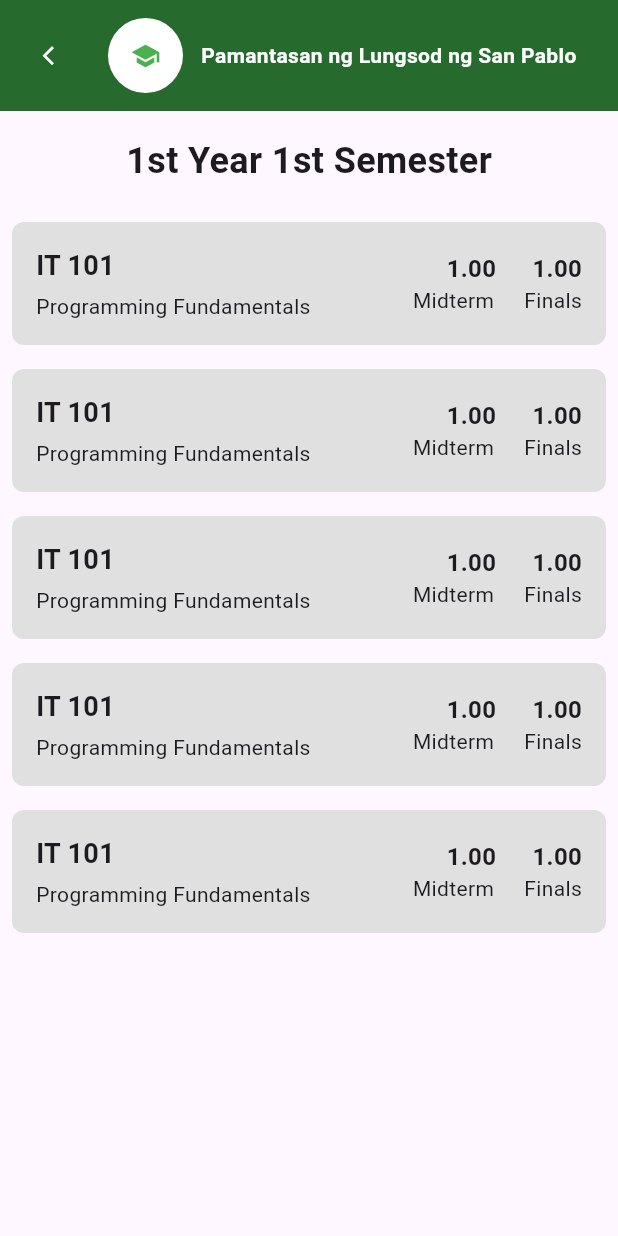
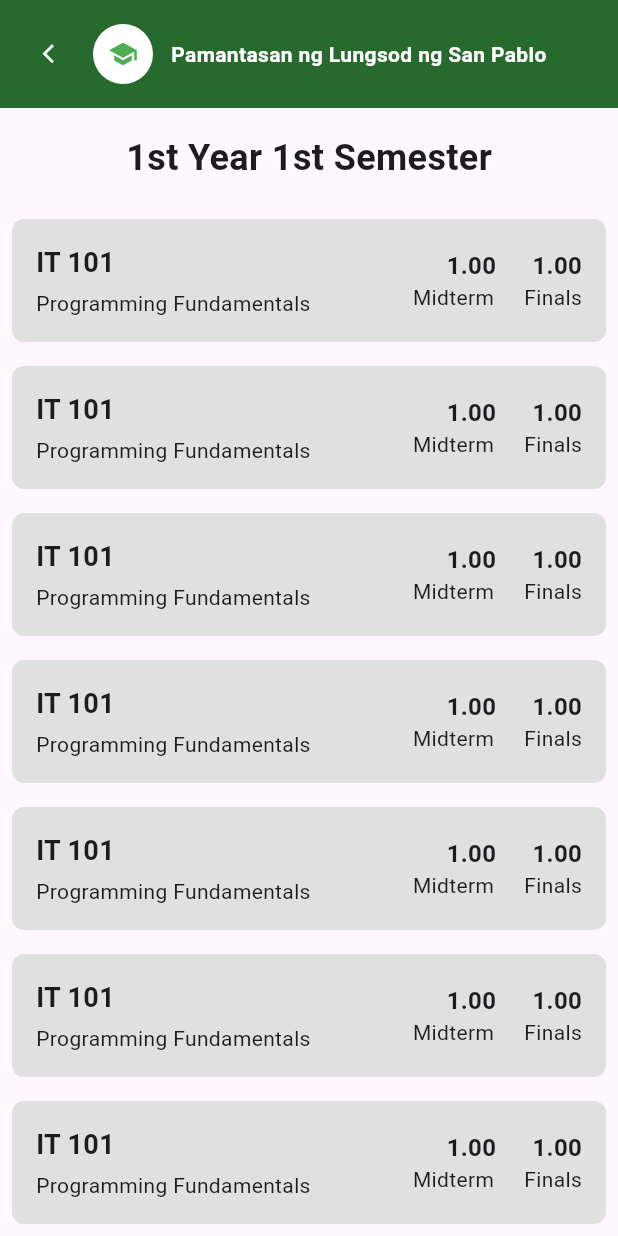
Before and after one commit to Alexis12119/SaliSeek, a Flutter app: the StudentDashboard screen opened directly, after a tap on "1st Year 1st Semester", on a phone screen of 412 x 824 dp. Run offline on Flutter 3.47's test engine with Material 3 defaults, Android fonts, the phone set to English and light mode, and no system bars.

Commit message:
feat(ui): make them uniformed.

```diff
--- a/lib/main.dart
+++ b/lib/main.dart
@@ -246,11 +246,11 @@ class StudentDashboardState extends State<StudentDashboard> {
         screenWidth < 600 ? 14.0 : 18.0; // Smaller font for narrow screens
     double padding =
         screenWidth < 600 ? 12.0 : 16.0; // Smaller padding for narrow screens
-    double avatarSize = screenWidth < 600
-        ? 25.0
-        : 30.0; // Adjust avatar size for narrow screens
     double spacing =
         screenWidth < 600 ? 12.0 : 16.0; // Adjust spacing for narrow screens
+    double logoIconSize = screenWidth < 600
+        ? 20.0
+        : 30.0; // Adjust the size of the logo icon inside the CircleAvatar
 
     return Container(
       color: const Color(0xFF266A2D),
@@ -261,7 +261,7 @@ class StudentDashboardState extends State<StudentDashboard> {
           Row(
             children: [
               CircleAvatar(
-                radius: avatarSize, // Responsive size for logo
+                radius: logoIconSize, // Responsive size for logo
                 backgroundColor: Colors.white,
                 child: const Icon(Icons.school, size: 30, color: Colors.green),
               ),
@@ -486,7 +486,7 @@ class ViewGradeDetails extends StatelessWidget {
             // List of course tiles with course name and grades
             Expanded(
               child: ListView.builder(
-                itemCount: 5, // Display 5 tiles
+                itemCount: 10, // Display 10 tiles
                 itemBuilder: (context, index) {
                   return const CourseTile(
                     courseCode: 'IT 101',
@@ -513,14 +513,10 @@ class ViewGradeDetails extends StatelessWidget {
         screenWidth < 600 ? 14.0 : 18.0; // Smaller font for narrow screens
     double padding =
         screenWidth < 600 ? 12.0 : 16.0; // Adjust padding for narrow screens
-    double avatarSize = screenWidth < 600
-        ? 25.0
-        : 30.0; // Adjust avatar size for narrow screens
-    double iconSize = screenWidth < 600 ? 15.0 : 24.0; // Adjust icon size
+       double iconSize = screenWidth < 600 ? 15.0 : 20.0; // Adjust icon size
     double logoIconSize = screenWidth < 600
         ? 20.0
         : 30.0; // Adjust the size of the logo icon inside the CircleAvatar
-
     return Container(
       color: const Color(0xFF266A2D),
       padding: EdgeInsets.all(padding), // Responsive padding
@@ -535,11 +531,11 @@ class ViewGradeDetails extends StatelessWidget {
             },
           ),
           SizedBox(
-              width: screenWidth < 600 ? 12.0 : 16.0), // Responsive spacing
+              width: screenWidth < 600 ? 2.0 : 6.0), // Responsive spacing
 
           // Logo
           CircleAvatar(
-            radius: avatarSize, // Responsive avatar size
+            radius: logoIconSize, // Responsive avatar size
             backgroundColor: Colors.white,
             child: Icon(Icons.school,
                 size: logoIconSize,
@@ -784,8 +780,8 @@ class CourseDetails extends StatelessWidget {
     double screenWidth = MediaQuery.of(context).size.width;
     double fontSize = screenWidth < 600 ? 14.0 : 18.0;
     double padding = screenWidth < 600 ? 12.0 : 16.0;
-    double iconSize = screenWidth < 600 ? 20.0 : 24.0;
-    double iconPadding = screenWidth < 600 ? 4.0 : 8.0;
+    double iconSize = screenWidth < 600 ? 15.0 : 20.0;
+    double iconPadding = screenWidth < 600 ? 0.0 : 8.0;
     double logoSize = screenWidth < 600 ? 20.0 : 30.0;
     double logoIconSize = screenWidth < 600 ? 20.0 : 30.0;
 
@@ -804,13 +800,15 @@ class CourseDetails extends StatelessWidget {
               },
             ),
           ),
-          const SizedBox(width: 8.0),
+          SizedBox(
+              width: screenWidth < 600 ? 2.0 : 6.0), // Responsive spacing
           CircleAvatar(
             radius: logoSize,
             backgroundColor: Colors.white,
             child: Icon(Icons.school, size: logoIconSize, color: Colors.green),
           ),
-          const SizedBox(width: 8.0),
+          const SizedBox(
+              width: 8.0), // Responsive spacing
           Expanded(
             child: Text(
               'Pamantasan ng Lungsod ng San Pablo',
```
